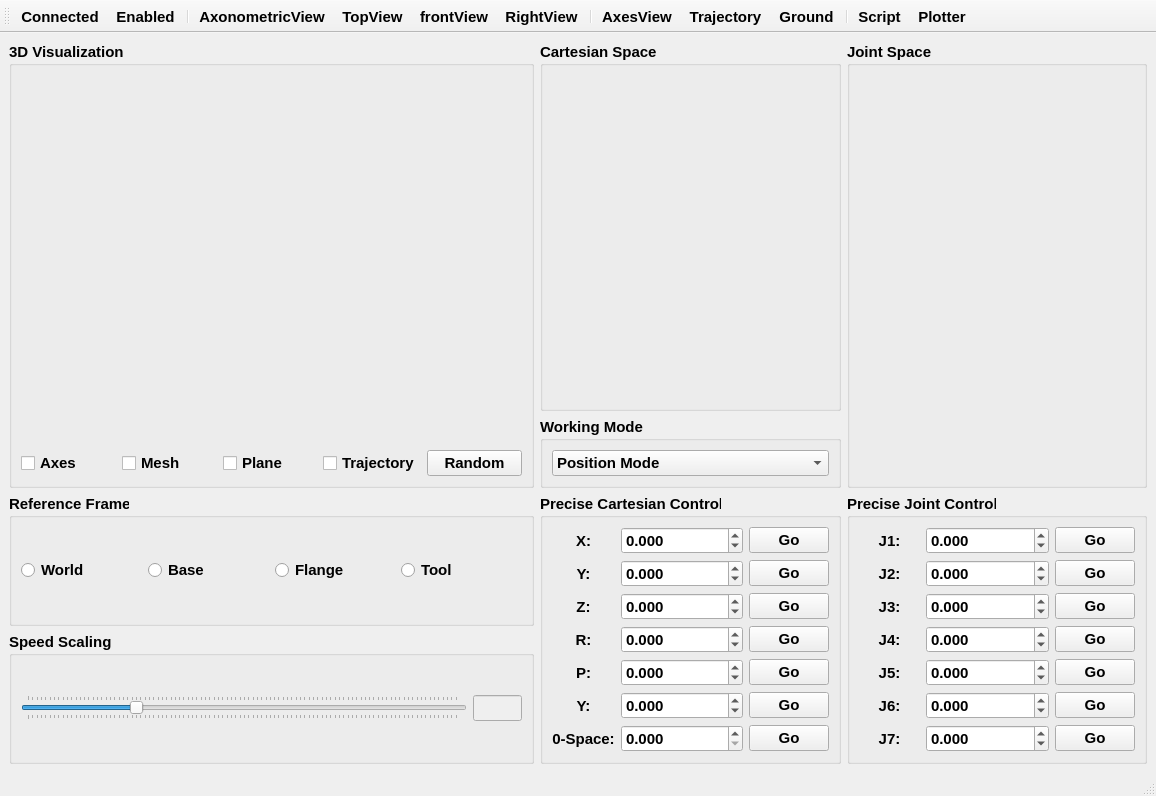
First picture: the form in src/RocosMainWindow.ui, repository thinkexist1989/rocos-viz, before the edit.
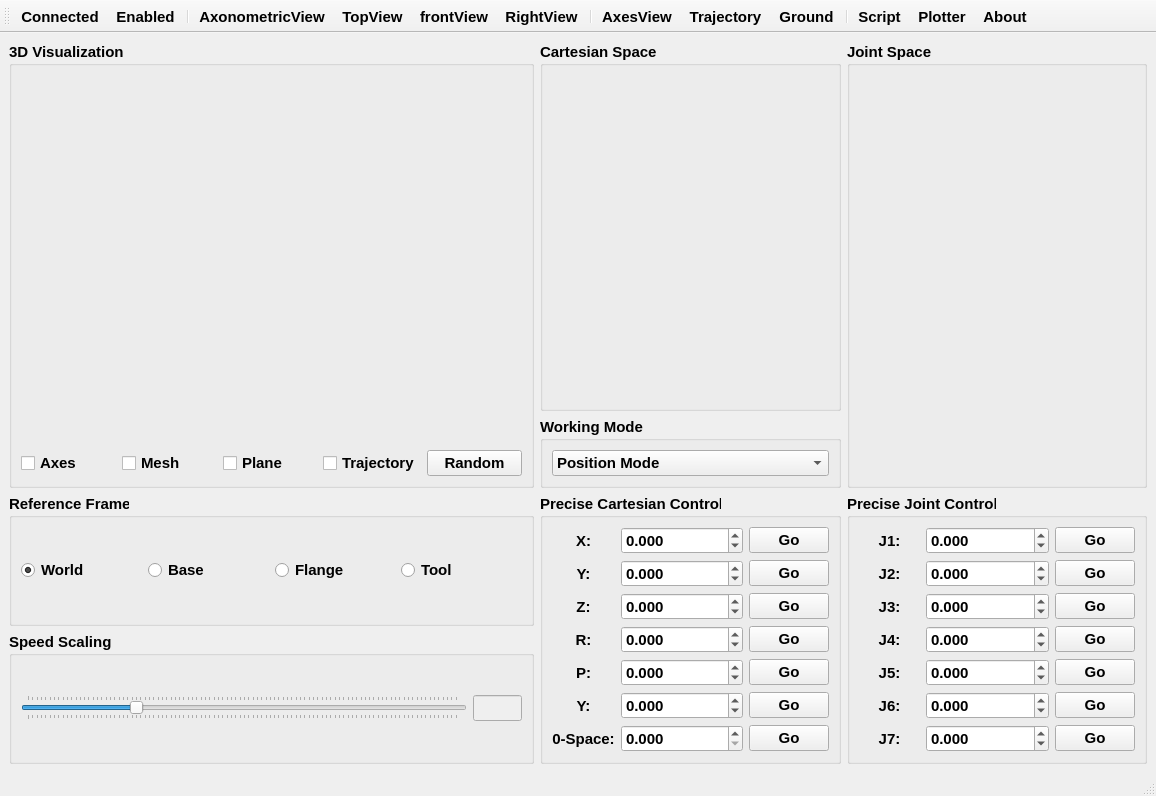
Second picture: the form after the edit. Icons and pictures are not drawn. Custom widgets are drawn as their Qt base class.

The edit to the form file:
```diff
--- a/src/RocosMainWindow.ui
+++ b/src/RocosMainWindow.ui
@@ -419,6 +419,9 @@
          <property name="text">
           <string>World</string>
          </property>
+         <property name="checked">
+          <bool>true</bool>
+         </property>
         </widget>
        </item>
        <item row="0" column="1">
@@ -701,6 +704,7 @@
    <addaction name="separator"/>
    <addaction name="actionScript"/>
    <addaction name="actionPlotter"/>
+   <addaction name="actionAbout"/>
   </widget>
   <action name="actionFrontView">
    <property name="icon">
@@ -827,6 +831,15 @@
     <string>Plot curve</string>
    </property>
   </action>
+  <action name="actionAbout">
+   <property name="icon">
+    <iconset resource="../res.qrc">
+     <normaloff>:/res/about.ico</normaloff>:/res/about.ico</iconset>
+   </property>
+   <property name="text">
+    <string>About</string>
+   </property>
+  </action>
  </widget>
  <customwidgets>
   <customwidget>
```
Left out of the diff: 2 changed lines with no effect on the pictures.
